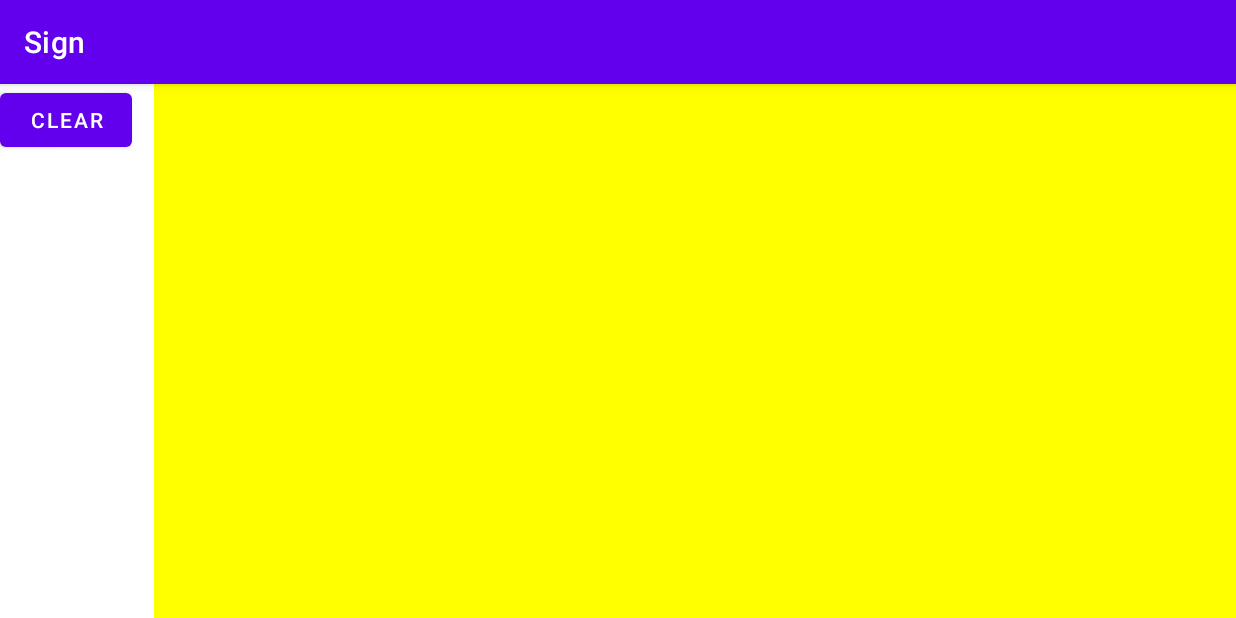
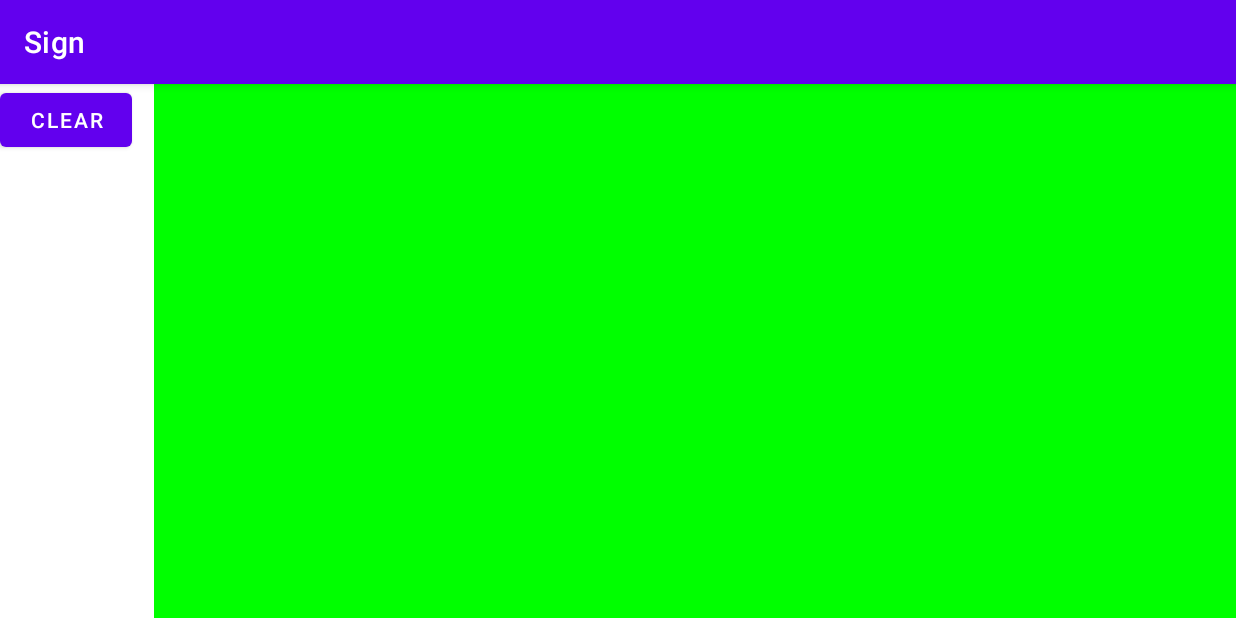
Before and after one commit to LinShuHung/Sign, an Android app: the screen it shows after launch (MainActivity), on a phone screen of 824 x 412 dp (held sideways). Run offline under Robolectric (Android 15) with nearby library versions, the phone set to English and light mode, and no system bars.

Commit message:
Define personal view for sign project

```diff
--- /dev/null
+++ b/app/src/main/java/com/suhun/sign/SignView.java
@@ -0,0 +1,21 @@
+package com.suhun.sign;
+
+import android.content.Context;
+import android.graphics.Canvas;
+import android.graphics.Color;
+import android.util.AttributeSet;
+import android.view.View;
+
+import androidx.annotation.Nullable;
+
+public class SignView extends View {
+    public SignView(Context context, @Nullable AttributeSet attrs) {
+        super(context, attrs);
+    }
+
+    @Override
+    protected void onDraw(Canvas canvas) {
+        super.onDraw(canvas);
+        setBackgroundColor(Color.GREEN);
+    }
+}
--- a/app/src/main/res/layout/activity_main.xml
+++ b/app/src/main/res/layout/activity_main.xml
@@ -21,7 +21,7 @@
             />
 
     </LinearLayout>
-    <View
+    <com.suhun.sign.SignView
         android:id="@+id/sign"
         android:layout_width="0dp"
         android:layout_weight="7"
```
